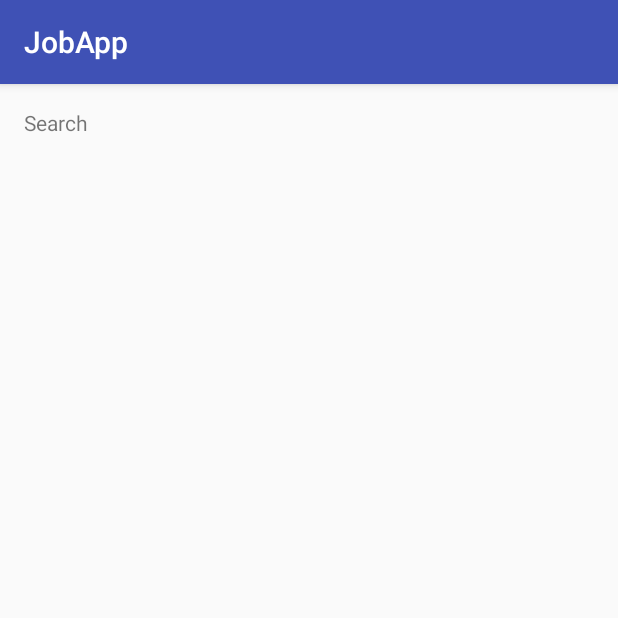
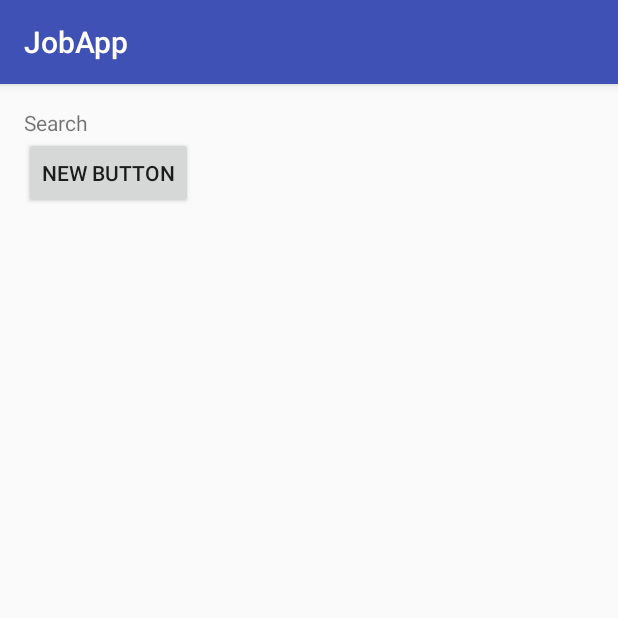
Before and after one commit to rickyngk/vietnamworks-job-app-2, an Android app: the fragment SearchFragment shown on its own in the app's theme, on a phone screen of 412 x 824 dp, the top half of it. Run offline under Robolectric (Android 15) with nearby library versions, the phone set to English and light mode, and no system bars; our stand-ins replace ButterKnife.

Commit message:
manage search result view

```diff
--- a/android/vietnamworks-job-app/app/src/main/java/vietnamworks/com/jobapp/activities/main/fragments/SearchFragment.java
+++ b/android/vietnamworks-job-app/app/src/main/java/vietnamworks/com/jobapp/activities/main/fragments/SearchFragment.java
@@ -4,22 +4,41 @@ import android.os.Bundle;
 import android.view.LayoutInflater;
 import android.view.View;
 import android.view.ViewGroup;
+import android.widget.Button;
 import android.widget.TextView;
 
 import R.helper.BaseFragment;
+import butterknife.Bind;
+import butterknife.ButterKnife;
 import vietnamworks.com.jobapp.R;
+import vietnamworks.com.jobapp.activities.main.MainActivity;
 
 /**
  * Created by duynk on 2/22/16.
  */
 public class SearchFragment extends BaseFragment {
 
+    @Bind(R.id.section_label) TextView sectionLabel;
+
     @Override
     public View onCreateView(LayoutInflater inflater, ViewGroup container,
                              Bundle savedInstanceState) {
         View rootView = inflater.inflate(R.layout.fragment_main, container, false);
-        TextView textView = (TextView) rootView.findViewById(R.id.section_label);
-        textView.setText("Search");
+        ButterKnife.bind(this, rootView);
+        sectionLabel.setText("Search");
+
+        Button btn = (Button) rootView.findViewById(R.id.searchButton);
+        btn.setOnClickListener(new View.OnClickListener() {
+            @Override
+            public void onClick(View v) {
+                getActivityRef(MainActivity.class).openSearchFragment();
+            }
+        });
+
         return rootView;
     }
+
+    public void openSearchResult() {
+        sectionLabel.setText("Search Result");
+    }
 }
--- a/android/vietnamworks-job-app/app/src/main/res/layout/fragment_main.xml
+++ b/android/vietnamworks-job-app/app/src/main/res/layout/fragment_main.xml
@@ -13,4 +13,13 @@
         android:layout_width="wrap_content"
         android:layout_height="wrap_content" />
 
+    <Button
+        android:layout_width="wrap_content"
+        android:layout_height="wrap_content"
+        android:text="New Button"
+        android:id="@+id/searchButton"
+        android:layout_below="@+id/section_label"
+        android:layout_alignParentLeft="true"
+        android:layout_alignParentStart="true" />
+
 </RelativeLayout>
```
Also changed, not shown: android/vietnamworks-job-app/app/src/main/java/vietnamworks/com/jobapp/activities/main/MainActivity.java (+30 -10 lines), android/vietnamworks-job-app/app/src/main/java/vietnamworks/com/jobapp/activities/main/fragments/ExploreFragment.java (+11 -0 lines), android/vietnamworks-job-app/app/src/main/java/vietnamworks/com/jobapp/activities/main/fragments/UserJobsFragment.java (+10 -0 lines), android/vietnamworks-job-app/app/src/main/res/layout/activity_main.xml (+7 -0 lines).
